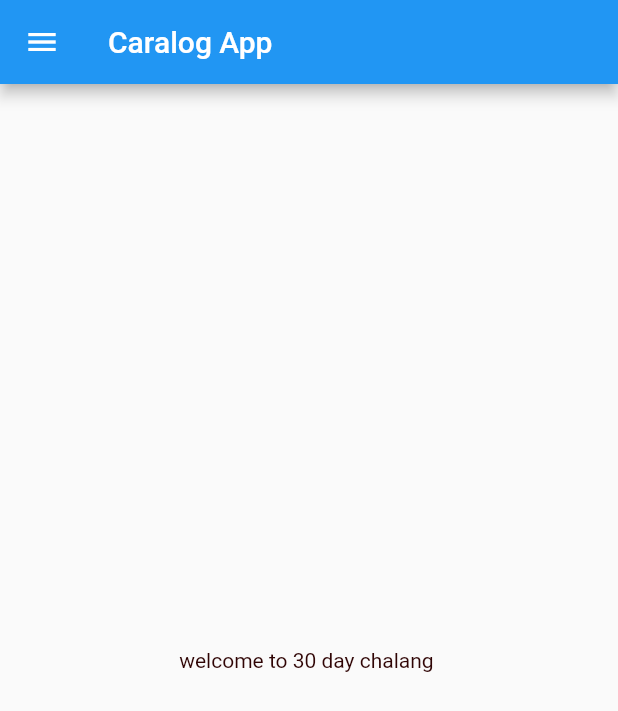
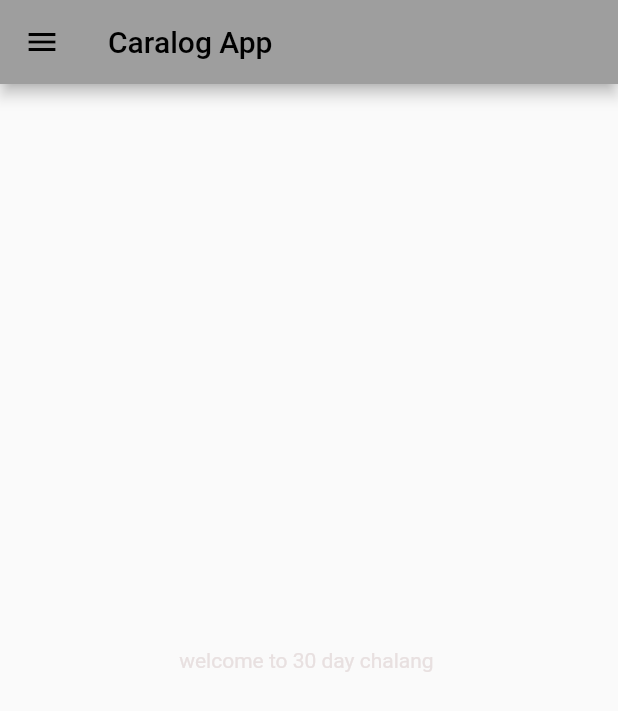
Before and after one commit to sarthaktyagi354932/new, a Flutter app: the screen it shows after launch, on a phone screen of 412 x 824 dp. Shown: the top 711 px of the screen. Run offline on Flutter 3.47's test engine with Material 2 defaults, Android fonts, the light colour scheme and no system bars.

Commit message:
day 3 completed

```diff
--- a/lib/main.dart
+++ b/lib/main.dart
@@ -1,5 +1,5 @@
 import 'package:flutter/material.dart';
-import 'package:flutter_30_day/home.dart';
+import 'package:flutter_30_day/pages/home.dart';
 
 void main() {
   runApp(const MyApp());
@@ -10,8 +10,16 @@ class MyApp extends StatelessWidget {
 
   @override
   Widget build(BuildContext context) {
-    return const MaterialApp(
-      home: HomePage(),
+    return  MaterialApp(
+
+      themeMode: ThemeMode.system,
+      theme: ThemeData(
+        primarySwatch: Colors.grey),
+      darkTheme: ThemeData(
+        brightness: Brightness.dark),
+        routes:{
+          "/":(context) => HomePage()
+        } ,
     );
   }
 }
--- a/lib/home.dart
+++ b/lib/pages/home.dart
@@ -13,7 +13,7 @@ class HomePage extends StatelessWidget {
         child: Container(
           child: const Text(
             "welcome to 30 day chalang ",
-            style: TextStyle(color: Color.fromARGB(255, 47, 4, 4)),
+            style: TextStyle(color: Color.fromARGB(255, 232, 224, 224)),
           ),
         ),
       ),
```
